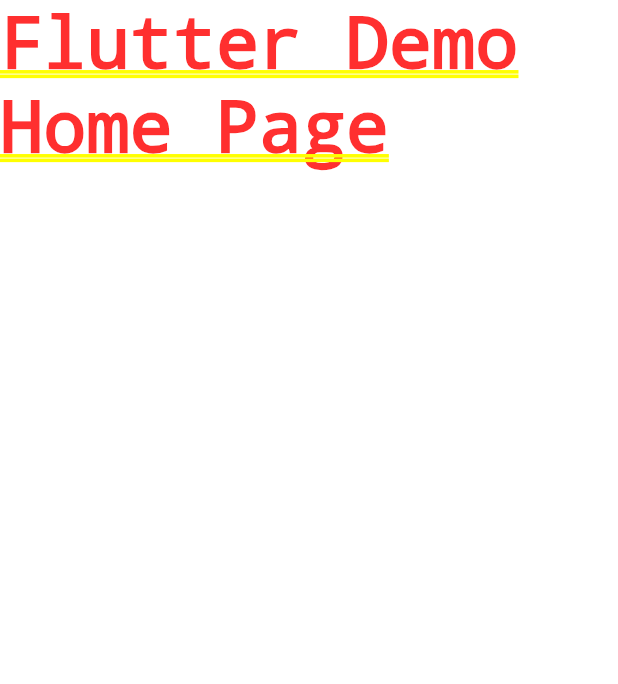
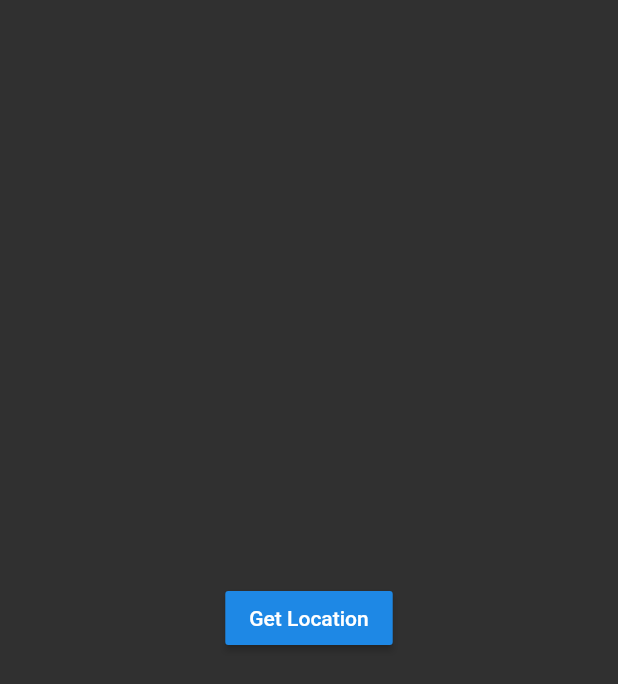
Before and after one commit to chandravamshi/flutter_clima_app_live_data, a Flutter app: the screen it shows after launch, on a phone screen of 412 x 824 dp. Shown: the top 684 px of the screen. Run offline on Flutter 3.47's test engine with Material 2 defaults, Android fonts, the phone set to English and light mode, and no system bars.

Commit message:
initial setup

```diff
--- a/lib/main.dart
+++ b/lib/main.dart
@@ -1,18 +1,14 @@
 import 'package:flutter/material.dart';
+import 'package:clima/screens/loading_screen.dart';
 
-void main() {
-  runApp(const MyApp());
-}
+void main() => runApp(MyApp());
 
 class MyApp extends StatelessWidget {
-  const MyApp({super.key});
-
-  // This widget is the root of your application.
   @override
   Widget build(BuildContext context) {
-    return const MaterialApp(
-      title: 'Flutter Demo',
-      home: Text('Flutter Demo Home Page'),
+    return MaterialApp(
+      theme: ThemeData.dark(),
+      home: LoadingScreen(),
     );
   }
 }
--- /dev/null
+++ b/lib/screens/loading_screen.dart
@@ -0,0 +1,22 @@
+import 'package:flutter/material.dart';
+
+class LoadingScreen extends StatefulWidget {
+  @override
+  _LoadingScreenState createState() => _LoadingScreenState();
+}
+
+class _LoadingScreenState extends State<LoadingScreen> {
+  @override
+  Widget build(BuildContext context) {
+    return Scaffold(
+      body: Center(
+        child: RaisedButton(
+          onPressed: () {
+            //Get the current location
+          },
+          child: Text('Get Location'),
+        ),
+      ),
+    );
+  }
+}
```
Also changed, not shown: lib/screens/city_screen.dart (added, +51 -0 lines), lib/screens/location_screen.dart (added, +76 -0 lines), lib/services/weather.dart (added, +33 -0 lines), lib/utilities/constants.dart (added, +20 -0 lines), pubspec.yaml (+7 -3 lines), images/city_background.jpg (added), images/location_background.jpg (added), lib/fonts/SpartanMB-Black.otf (added), lib/services/location.dart (added), lib/services/networking.dart (added), pubspec.lock, 2 other files.
